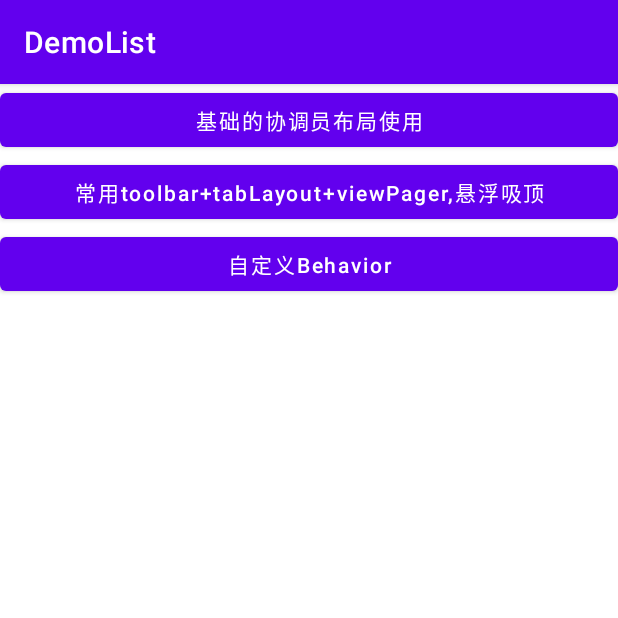
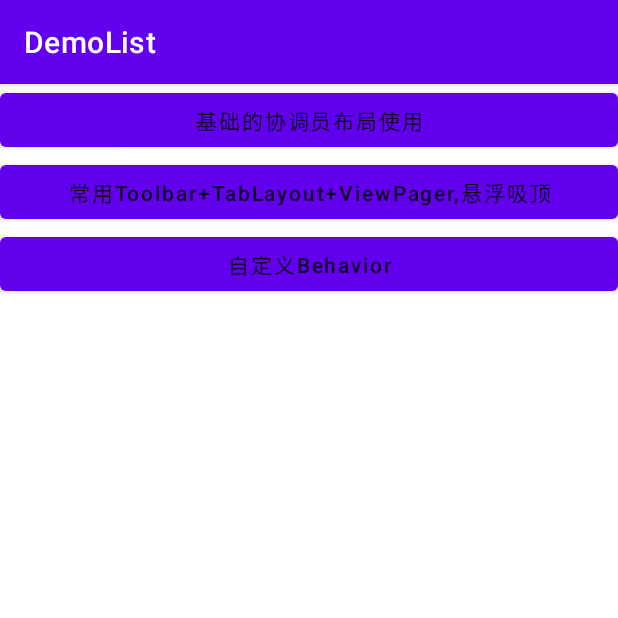
Before and after one commit to liuxvdong031/DemoList, an Android app: the CoordinatorActivity screen opened directly, with no data from a screen before it, on a phone screen of 412 x 824 dp, the top half of it. Run offline under Robolectric (Android 15) with nearby library versions, the phone set to English and light mode, and no system bars.

```diff
--- a/app/src/main/res/layout/activity_coordinator.xml
+++ b/app/src/main/res/layout/activity_coordinator.xml
@@ -1,6 +1,5 @@
 <?xml version="1.0" encoding="utf-8"?>
-<LinearLayout
-    xmlns:android="http://schemas.android.com/apk/res/android"
+<LinearLayout xmlns:android="http://schemas.android.com/apk/res/android"
     xmlns:app="http://schemas.android.com/apk/res-auto"
     xmlns:tools="http://schemas.android.com/tools"
     android:layout_width="match_parent"
@@ -11,19 +10,17 @@
     <Button
         android:id="@+id/btn1"
         android:text="基础的协调员布局使用"
-        android:layout_width="match_parent"
-        android:layout_height="wrap_content"/>
+        style="@style/buttonStyle" />
+
     <Button
         android:id="@+id/btn2"
-        android:text="常用toolbar+tabLayout+viewPager,悬浮吸顶"
-        android:textAllCaps="false"
-        android:layout_width="match_parent"
-        android:layout_height="wrap_content"/>
+        android:text="常用Toolbar+TabLayout+ViewPager,悬浮吸顶"
+        style="@style/buttonStyle" />
+
     <Button
         android:id="@+id/btn3"
         android:text="自定义Behavior"
         android:textAllCaps="false"
-        android:layout_width="match_parent"
-        android:layout_height="wrap_content"/>
+        style="@style/buttonStyle" />
 
 </LinearLayout>
--- /dev/null
+++ b/app/src/main/res/values/styles.xml
@@ -0,0 +1,8 @@
+<?xml version="1.0" encoding="utf-8"?>
+<resources>
+    <style name="buttonStyle" parent="TextAppearance.AppCompat.Button">
+        <item name="android:layout_width">match_parent</item>
+        <item name="android:layout_height">wrap_content</item>
+        <item name="android:textAllCaps">false</item>
+    </style>
+</resources>
```
Also changed, not shown: app/src/main/AndroidManifest.xml (+10 -12 lines), app/src/main/java/com/xvdong/demolist/MainActivity.java (+15 -2 lines), app/src/main/res/layout/activity_main.xml (+18 -10 lines).
